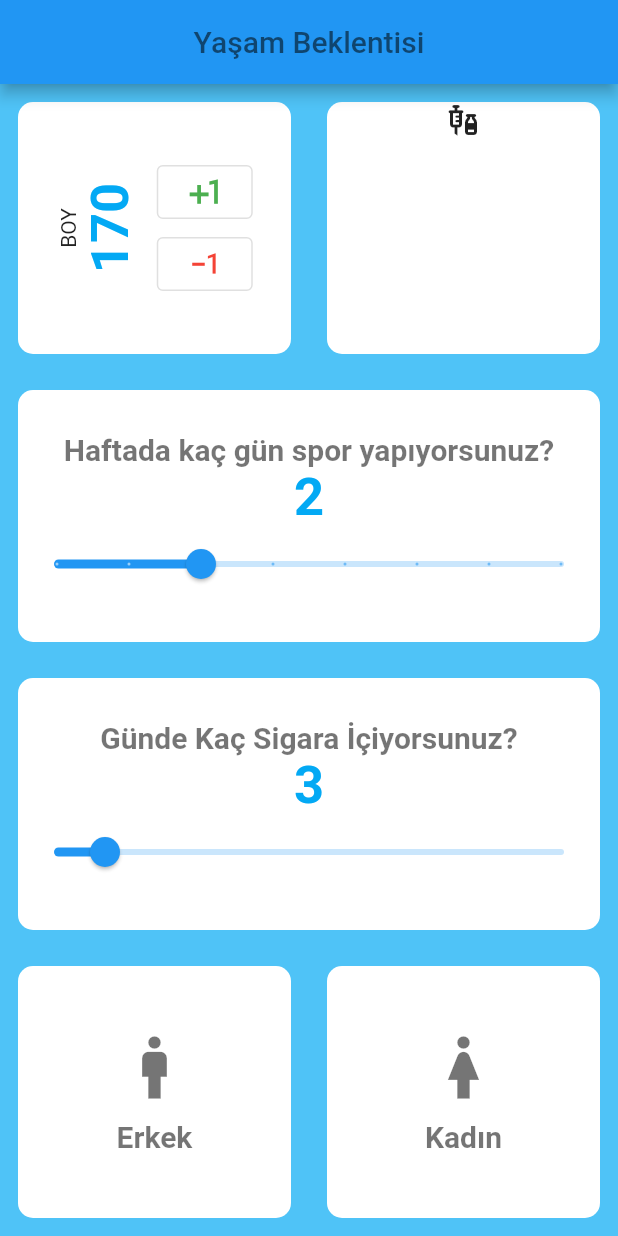
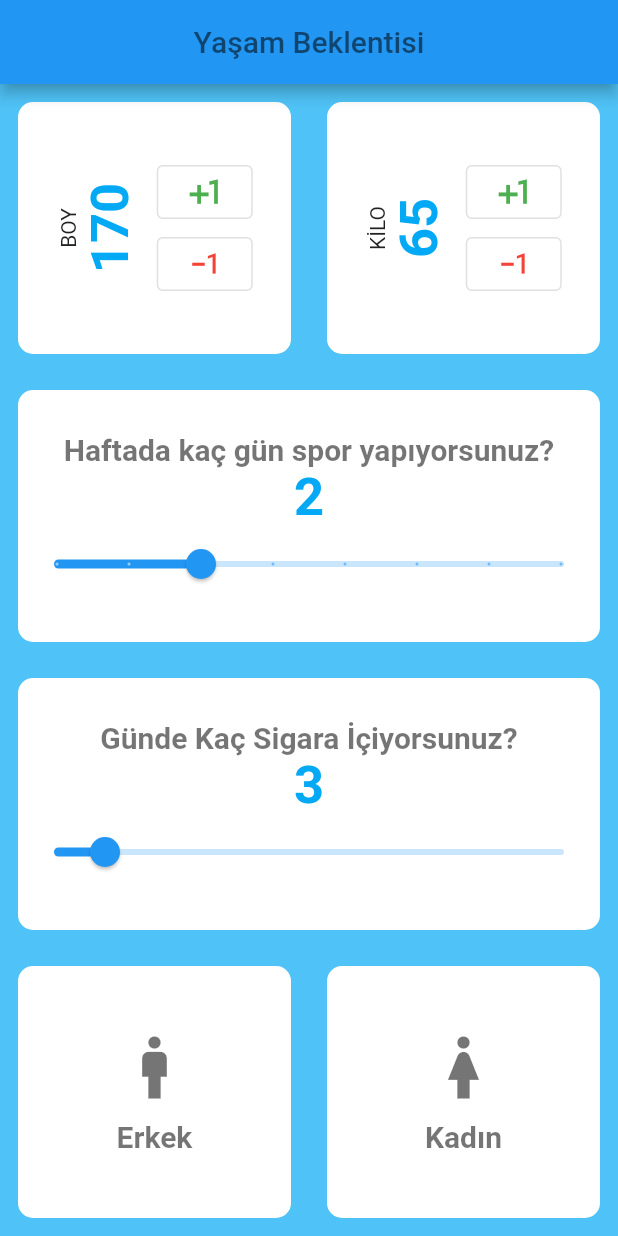
Before and after one commit to IzzetMustafaoglu/Life_uygulamasi, a Flutter app: the screen it shows after launch, on a phone screen of 412 x 824 dp. Run offline on Flutter 3.47's test engine with Material 2 defaults, Android fonts, the phone set to English and light mode, and no system bars.

Commit message:
kilo kismi eklendi

```diff
--- a/lib/input_page.dart
+++ b/lib/input_page.dart
@@ -15,6 +15,7 @@ class _MyHomePageState extends State<InputPage> {
   double icilenSigara=3;
   double sporGunu = 2;
   int boy = 170;
+  int kilo = 65;
 
   void _incrementCounter() {
     setState(() {
@@ -68,6 +69,11 @@ class _MyHomePageState extends State<InputPage> {
                               minWidth: 36,
                               child: OutlinedButton(
                                   onPressed: (){
+
+                                    setState(() {
+                                      boy++;
+                                    });
+
                                     print("üstteki buton basıldı");
                                   },
                                   child: Icon(Icons.plus_one,size: 30,color: Colors.green),
@@ -78,6 +84,11 @@ class _MyHomePageState extends State<InputPage> {
                               minWidth: 36,
                               child: OutlinedButton(
                                   onPressed: (){
+
+                                    setState(() {
+                                      boy--;
+                                    });
+
                                     print("Alttaki buton basıldı");
                                   },
                                   child: Icon(Icons.exposure_minus_1_sharp,size: 25,color: Colors.red,),
@@ -96,13 +107,59 @@ class _MyHomePageState extends State<InputPage> {
                         print("......");
                       });
                     },
-                    child: Column(
-                    children: <Widget>[
-                      Icon(
-                        Icons.vaccines,
-                      )
-                    ],
-                  ),)
+                    child: Row(
+                      mainAxisAlignment: MainAxisAlignment.center,
+                      children: [
+                        RotatedBox(
+                            quarterTurns:-1,
+                            child: Text("KİLO")
+                        ),
+
+                        RotatedBox(
+                            quarterTurns:-1,
+                            child: Text(
+                              kilo.toString(),
+                              style: sayiStil,
+                            )
+                        ),
+                        SizedBox(width: 10,),
+                        Column(
+                          mainAxisAlignment: MainAxisAlignment.center,
+                          children: [
+                            ButtonTheme(
+                              minWidth: 36,
+                              child: OutlinedButton(
+                                onPressed: (){
+
+                                  setState(() {
+                                    kilo++;
+                                  });
+
+                                  print("üstteki buton basıldı");
+                                },
+                                child: Icon(Icons.plus_one,size: 30,color: Colors.green),
+                              ),
+                            ),
+                            SizedBox(width: 10,),
+                            ButtonTheme(
+                              minWidth: 36,
+                              child: OutlinedButton(
+                                onPressed: (){
+
+                                  setState(() {
+                                    kilo--;
+                                  });
+
+                                  print("Alttaki buton basıldı");
+                                },
+                                child: Icon(Icons.exposure_minus_1_sharp,size: 25,color: Colors.red,),
+                              ),
+                            ),
+                          ],
+                        )
+                      ],
+                    ),
+                  ),
                 ),
               ]
             ),
```
